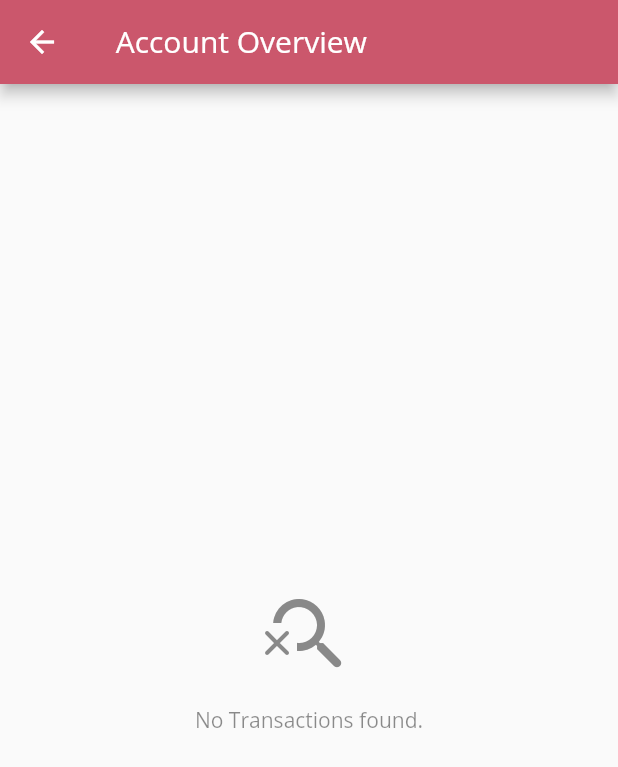
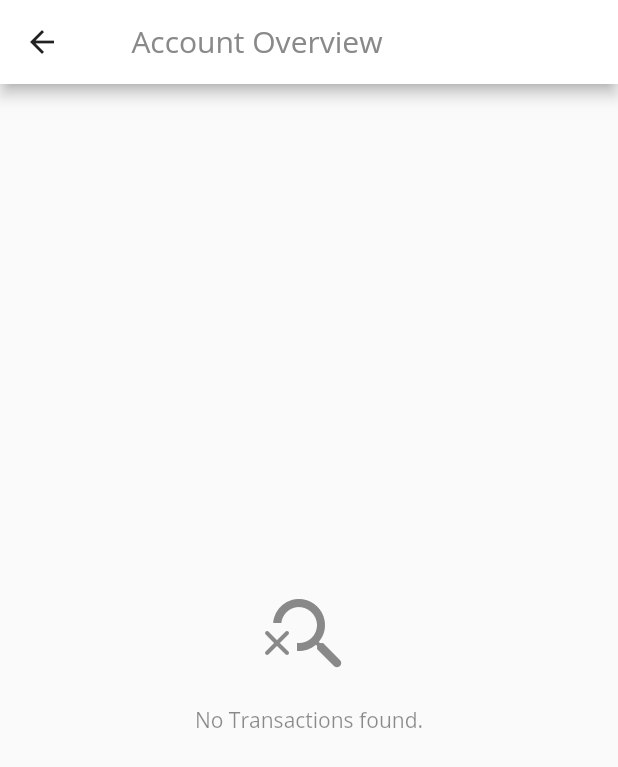
Before and after one commit to baselkorj/okonomi, a Flutter app: the AccountOverview screen opened directly, on a phone screen of 412 x 824 dp. Shown: the top 767 px of the screen. Run offline on Flutter 3.47's test engine with Material 2 defaults, Android fonts, the phone set to English and light mode, and no system bars; our stand-ins replace csv, file_picker, hive, hive_flutter, share_plus; missing offline and left inert: dart:js, syncfusion_flutter_xlsio; accounts and stored records are empty.

Commit message:
update appbar

```diff
--- a/lib/screens/account_manager/account_overview.dart
+++ b/lib/screens/account_manager/account_overview.dart
@@ -1,9 +1,12 @@
 import 'package:flutter/material.dart';
+import 'package:flutter/services.dart';
 import 'package:okonomi/models/global.dart';
 import 'package:okonomi/models/lists.dart';
 import 'package:okonomi/screens/account_manager/widgets/categoryBar.dart';
 import 'package:okonomi/screens/account_manager/widgets/categoryGrid.dart';
 import 'package:okonomi/screens/home/widgets/noInstance.dart';
+
+import '../../models/style.dart';
 
 class AccountOverview extends StatelessWidget {
   const AccountOverview({Key? key}) : super(key: key);
@@ -40,8 +43,27 @@ class AccountOverview extends StatelessWidget {
 
     return Scaffold(
       appBar: AppBar(
-        title: Text('${currentAccount.value.name} Account Overview'),
-        backgroundColor: Color(currentAccount.value.color),
+        systemOverlayStyle: isDark.value
+            ? SystemUiOverlayStyle.dark
+            : SystemUiOverlayStyle.light,
+        iconTheme: IconThemeData(color: Color(color9)),
+        backgroundColor: isDark.value ? Colors.grey[800] : Colors.white,
+        title: Row(
+          children: [
+            Text(
+              '${currentAccount.value.name}   ',
+              style: TextStyle(
+                color: Color(currentAccount.value.color),
+              ),
+            ),
+            Text(
+              'Account Overview',
+              style: TextStyle(
+                color: Color(color8),
+              ),
+            ),
+          ],
+        ),
       ),
       body: currentTransactions.length != 0
           ? Align(
```
